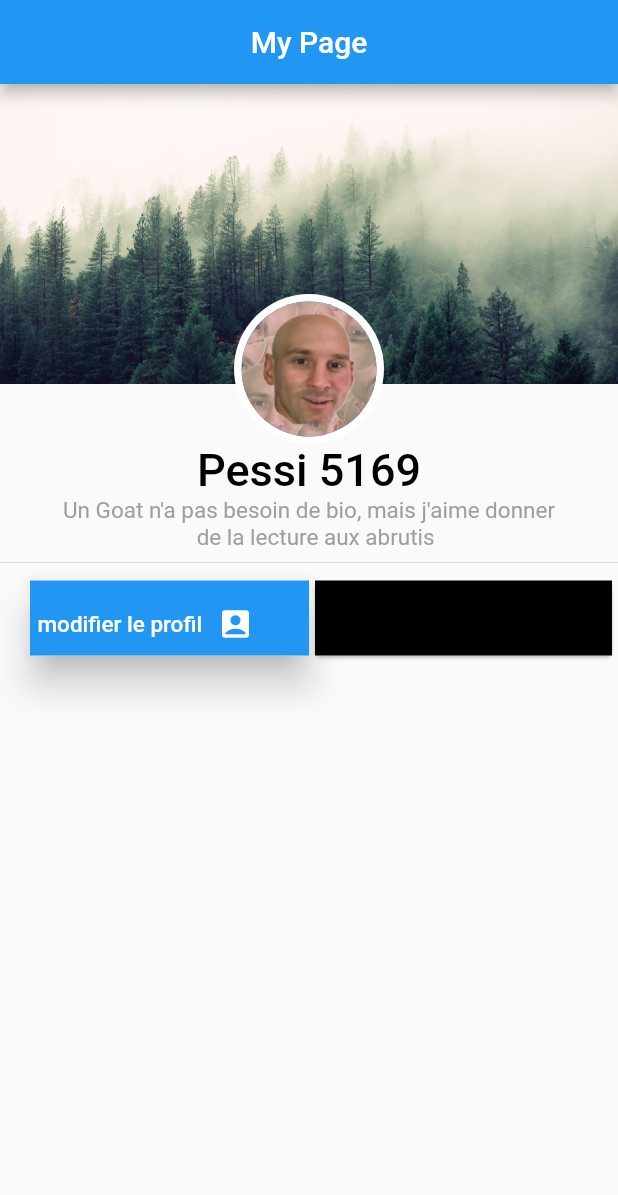
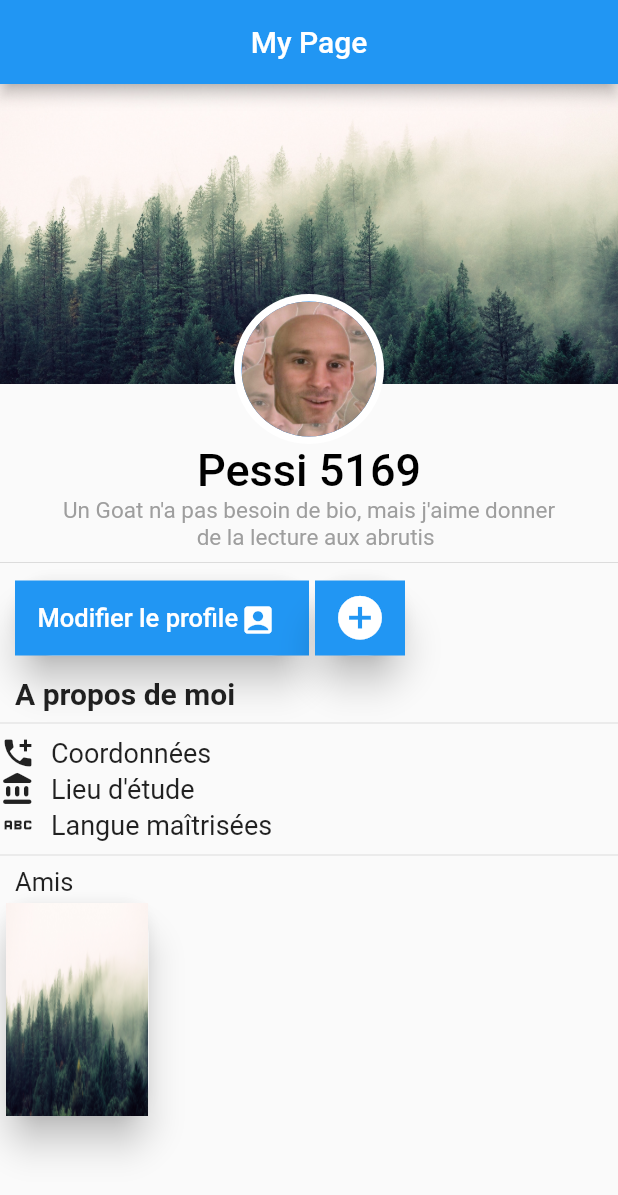
Before and after one commit to Zuhrdev/My-first-Flutter-App, a Flutter app: the screen it shows after launch, on a phone screen of 412 x 824 dp. Shown: the top 1195 px of the screen. Run offline on Flutter 3.47's test engine with Material 2 defaults, Android fonts, the phone set to English and light mode, and no system bars.

Commit message:
add friend List

```diff
--- a/firstUI/lib/main.dart
+++ b/firstUI/lib/main.dart
@@ -52,43 +52,114 @@ class HomePage extends StatelessWidget {
                   alignment: Alignment.topLeft,
                   children: [
                     Card(
-                      margin: EdgeInsets.only(left: 20),
+                      margin: EdgeInsets.only(left: 10),
                       elevation: 10,
+                      shape: RoundedRectangleBorder(borderRadius: BorderRadius.circular(160)),
                       child: Container(
                         height: 50,
-                        width: 275,
+                        width: size.width-100,
                         color: Colors.blue,
                         alignment: Alignment.topLeft,
                       ),
                     ),
                     Padding(
-                      padding: EdgeInsets.only(top: 20, left: 25),
+                      padding: EdgeInsets.only(top: 15, left: 25),
                       child: Text(
-                        "modifier le profil",
+                        "Modifier le profile",
                         style: TextStyle(
                             color: Colors.white,
-                            fontSize: 15,
+                            fontSize: 17,
                             fontWeight: FontWeight.w500),
                       ),
                     ),
                     Padding(
-                      padding: EdgeInsets.only(top: 17, left: 145),
+                      padding: EdgeInsets.only(top: 14, left: 160),
                       child: Icon(
                         Icons.account_box,
                         color: Colors.white,
                       ),
-                    )
+                    ),
+                   // SizedBox(height: 50,),
+                    ],
+                )),
+                //Expanded(child: SizedBox(height: 5, width: 50,)),
+                Expanded(child: Stack(
+                  alignment: Alignment.topLeft,
+                  children: [
+                    Card(
+                      child: Container(height: 50, width: 60, color: Colors.blue,
+                        child: Padding(padding: EdgeInsets.only(top: 0 ),child: Icon(Icons.add_circle, size: 35,color: Colors.white,),),
+                    ),elevation: 10,shape: RoundedRectangleBorder(borderRadius: BorderRadius.circular(60)),),
                   ],
                 )),
-                Expanded(child: Card(child: Container(height: 50,width: size.width/5,color: Colors.black,),))
+                //Expanded(child:Card(child: Container(height: 50,width: 10,color: Colors.blue, margin: EdgeInsets.only(right: 5),),))
+                ],
+            ),
+            Container(
+              margin: EdgeInsets.only(top: 10, left: 10),
+              alignment: Alignment.topLeft,
+              child: Text("A propos de moi", style: TextStyle(fontSize: 20, fontWeight: FontWeight.bold),),
+            ),
+            Divider(),
+            Row(
+              children: [
+              Icon(Icons.add_call),
+                Padding(padding: EdgeInsets.only(left: 10), child: Text("Coordonnées", style: TextStyle(fontSize: 18),),),
+            ],
+            ),
+            Row(
+              children: [
+                Icon(Icons.account_balance_rounded),
+                Padding(padding: EdgeInsets.only(left: 10), child: Text("Lieu d'étude", style: TextStyle(fontSize: 18),),),
               ],
             ),
+            Row(
+              children: [
+                Icon(Icons.abc),
+                Padding(padding: EdgeInsets.only(left: 10), child: Text("Langue maîtrisées", style: TextStyle(fontSize: 18),),),
+              ],
+            ),
+            Divider(),
+            Container(
+              margin: EdgeInsets.only(left: 10),
+              alignment: Alignment.topLeft,
+              child: Text("Amis", style: TextStyle(fontSize: 17, fontWeight: FontWeight.w400),),
+            ),
+            Row(
+              children: [
+                Stack(
+                  children: [
+                    Container(
+                      height: 150,
+                      width: size.width/4,
+                      child: Card(
+                        elevation: 10,
+                        shape: RoundedRectangleBorder(borderRadius: BorderRadius.circular(20)),
+                        child: FittedBox(
+                          fit: BoxFit.fill,
+                          child: Image.asset("images/cover.jpg"),
+                        ),
+                        //child: fromAsset(width: 100, height: 150, path: "images/cover.jpg"),
+                        //elevation: 10,
+                        //shape: RoundedRectangleBorder(borderRadius: BorderRadius.circular(20)),
+                      ),
+                      ),
+                  ],
+                )
+
+              ],
+            )
+
+
+
+
+
           ],
-        ),
+    ),
       ),
       //),
     );
-  }
+    }
 }
 
 CircleAvatar ProfileAvtar({required double radius}) {
--- a/firstUI/pubspec.yaml
+++ b/firstUI/pubspec.yaml
@@ -62,6 +62,7 @@ flutter:
   assets:
     - images/cover.jpg
     - images/profilepicture.jpg
+    - images/face.jpg
   #   - images/a_dot_burr.jpeg
   #   - images/a_dot_ham.jpeg
 
```
